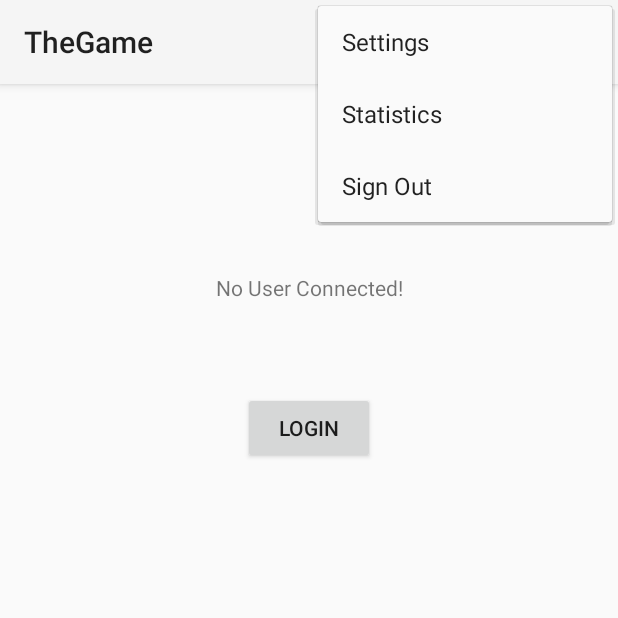
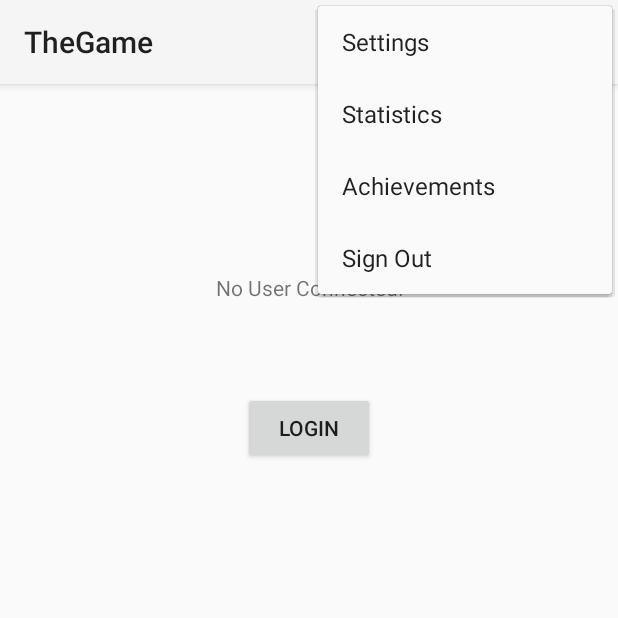
Before and after one commit to rikingurditta/CSC207, an Android app: the screen it shows after launch (MainActivity), with the options menu open, on a phone screen of 412 x 824 dp, the top half of it. Run offline under Robolectric (Android 15) with nearby library versions, the phone set to English and light mode, and no system bars; our stand-ins replace Firebase (no records; nobody signed in at launch, a user with empty details on screens opened directly).

Commit message:
Added Achievements menu button

```diff
--- a/phase1/thegame/app/src/main/java/com/group0565/menuUI/main/MainActivity.java
+++ b/phase1/thegame/app/src/main/java/com/group0565/menuUI/main/MainActivity.java
@@ -32,9 +32,7 @@ import com.group0565.menuUI.statistics.StatisticsActivity;
  */
 public class MainActivity extends AppCompatActivity implements MainView {
 
-  /**
-   * The MainPresenter reference
-   */
+  /** The MainPresenter reference */
   MainPresenter mainPresenter;
 
   /**
@@ -50,9 +48,7 @@ public class MainActivity extends AppCompatActivity implements MainView {
             LocaleManager.updateResources(base, mainPresenter.getDisplayLanguage()));
   }
 
-  /**
-   * Set references to all objects and instantiate presenter
-   */
+  /** Set references to all objects and instantiate presenter */
   @Override
   protected void onCreate(Bundle savedInstanceState) {
     setActivityTheme();
@@ -60,18 +56,14 @@ public class MainActivity extends AppCompatActivity implements MainView {
     setContentView(R.layout.activity_main);
   }
 
-  /**
-   * Destroy all references in this object
-   */
+  /** Destroy all references in this object */
   @Override
   protected void onDestroy() {
     super.onDestroy();
     mainPresenter.onDestroy();
   }
 
-  /**
-   * On activity restart, recreate the activity to check for preference changes
-   */
+  /** On activity restart, recreate the activity to check for preference changes */
   @Override
   public void onRestart() {
     super.onRestart();
@@ -108,16 +100,12 @@ public class MainActivity extends AppCompatActivity implements MainView {
     return this;
   }
 
-  /**
-   * Sets the activity's theme by querying the
-   */
+  /** Sets the activity's theme by querying the */
   public void setActivityTheme() {
     setTheme(mainPresenter.getAppTheme());
   }
 
-  /**
-   * Show the "no user connected" screen
-   */
+  /** Show the "no user connected" screen */
   @Override
   public void showNoUserScreen() {
     invalidateOptionsMenu();
@@ -129,9 +117,7 @@ public class MainActivity extends AppCompatActivity implements MainView {
     signIn.setOnClickListener(lg);
   }
 
-  /**
-   * Show the normal Main screen
-   */
+  /** Show the normal Main screen */
   @Override
   public void showNormalScreen() {
     invalidateOptionsMenu();
@@ -139,39 +125,38 @@ public class MainActivity extends AppCompatActivity implements MainView {
     setContentView(R.layout.activity_main);
   }
 
-  /**
-   * Redirect to game 1 activity
-   */
+  /** Redirect to game 1 activity */
   @Override
   public void goToGame1() {
     Intent intent = new Intent(this, TsuActivity.class);
     startActivity(intent);
   }
 
-  /**
-   * Redirect to game 2 activity
-   */
+  /** Redirect to game 2 activity */
   @Override
   public void goToGame2() {
     Intent intent = new Intent(this, BomberMainActivity.class);
     startActivity(intent);
   }
 
-  /**
-   * Redirect to game 3 activity
-   */
+  /** Redirect to game 3 activity */
   @Override
   public void goToGame3() {
     Intent intent = new Intent(this, RacerMainActivity.class);
     startActivity(intent);
   }
 
-  /**
-   * Redirect to settings activity
-   */
+  /** Redirect to settings activity */
   @Override
   public void goToSettings() {
     Intent intent = new Intent(MainActivity.this, SettingsActivity.class);
+    startActivity(intent);
+  }
+
+  /** Redirect to statistics activity */
+  @Override
+  public void goToStatistics() {
+    Intent intent = new Intent(MainActivity.this, StatisticsActivity.class);
     startActivity(intent);
   }
 
@@ -179,9 +164,9 @@ public class MainActivity extends AppCompatActivity implements MainView {
    * Redirect to statistics activity
    */
   @Override
-  public void goToStatistics() {
-    Intent intent = new Intent(MainActivity.this, StatisticsActivity.class);
-    startActivity(intent);
+  public void goToAchievements() {
+//    Intent intent = new Intent(MainActivity.this, StatisticsActivity.class);
+//    startActivity(intent);
   }
 
   /**
--- a/phase1/thegame/app/src/main/java/com/group0565/menuUI/main/MainMVP.java
+++ b/phase1/thegame/app/src/main/java/com/group0565/menuUI/main/MainMVP.java
@@ -8,9 +8,7 @@ import com.group0565.menuUI.main.enums.MenuOptionID;
  * An interface for the Main module MVP
  */
 public interface MainMVP {
-  /**
-   * An interface for the Main presenter
-   */
+    /** An interface for the Main presenter */
   interface MainPresenter extends BaseMVP.BasePresenter {
     /**
      * Choose which game to go to
@@ -19,9 +17,7 @@ public interface MainMVP {
      */
     void selectGame(GameID id);
 
-    /**
-     * Sign out the current user
-     */
+        /** Sign out the current user */
     void signOut();
 
     /**
@@ -38,11 +34,9 @@ public interface MainMVP {
      * @return True if action was handled and false otherwise
      */
     boolean handleMenuClick(MenuOptionID id);
-  }
+    }
 
-  /**
-   * An interface for the Main view
-   */
+    /** An interface for the Main view */
   interface MainView extends BaseMVP.BaseView {
     /** Show the "no user connected" screen */
     void showNoUserScreen();
@@ -64,5 +58,10 @@ public interface MainMVP {
 
     /** Redirect to statistics activity */
     void goToStatistics();
+
+        /**
+         * Redirect to achievements activity
+         */
+        void goToAchievements();
   }
 }
--- a/phase1/thegame/app/src/main/java/com/group0565/menuUI/main/MainPresenterImp.java
+++ b/phase1/thegame/app/src/main/java/com/group0565/menuUI/main/MainPresenterImp.java
@@ -1,5 +1,6 @@
 package com.group0565.menuUI.main;
 
+import com.group0565.menuUI.main.menuCommands.AchievementsMenuCommand;
 import com.group0565.preferences.PreferencesInjector;
 import com.group0565.menuUI.main.enums.GameID;
 import com.group0565.menuUI.main.enums.MenuOptionID;
@@ -25,34 +26,22 @@ import com.group0565.theme.ThemeManager;
  */
 public class MainPresenterImp implements MainPresenter {
 
-  /**
-   * Reference to the attached view
-   */
+  /** Reference to the attached view */
   private MainView mainView;
 
-  /**
-   * Reference to the Navigation Director for game selection
-   */
+  /** Reference to the Navigation Director for game selection */
   private NavigationDirector navDir;
 
-  /**
-   * Reference to the MenuDirector for menu options
-   */
+  /** Reference to the MenuDirector for menu options */
   private MenuDirector menuDir;
 
-  /**
-   * Reference to the UserService
-   */
+  /** Reference to the UserService */
   private IUsersInteractor mUserInteractor;
 
-  /**
-   * Reference to the ErrorHandler
-   */
+  /** Reference to the ErrorHandler */
   private IErrorHandler<Exception> mErrorHandler;
 
-  /**
-   * Reference to the connected user object
-   */
+  /** Reference to the connected user object */
   private IUser mUser;
 
   /**
@@ -73,6 +62,7 @@ public class MainPresenterImp implements MainPresenter {
     menuDir.register(MenuOptionID.SETTINGS, new SettingsMenuCommand(mainView));
     menuDir.register(MenuOptionID.STATISTICS, new StatisticsMenuCommand(mainView));
     menuDir.register(MenuOptionID.SIGN_OUT, new SignOutMenuCommand(this));
+    menuDir.register(MenuOptionID.ACHIEVEMENTS, new AchievementsMenuCommand(mainView));
 
     this.mUserInteractor = IUsersInteractor.getInstance();
     this.mErrorHandler = ExceptionErrorHandler.getInstance();
@@ -105,9 +95,7 @@ public class MainPresenterImp implements MainPresenter {
     }
   }
 
-  /**
-   * Sign out the current user
-   */
+  /** Sign out the current user */
   @Override
   public void signOut() {
     try {
@@ -151,9 +139,7 @@ public class MainPresenterImp implements MainPresenter {
     }
   }
 
-  /**
-   * Destroy all references in this object
-   */
+  /** Destroy all references in this object */
   @Override
   public void onDestroy() {
     this.mainView = null;
--- a/phase1/thegame/app/src/main/java/com/group0565/menuUI/main/enums/MenuOptionID.java
+++ b/phase1/thegame/app/src/main/java/com/group0565/menuUI/main/enums/MenuOptionID.java
@@ -11,7 +11,8 @@ import java.util.Map;
 public enum MenuOptionID {
     SETTINGS(R.id.action_settings),
     STATISTICS(R.id.action_statistics),
-    SIGN_OUT(R.id.sign_out);
+    SIGN_OUT(R.id.sign_out),
+    ACHIEVEMENTS(R.id.action_achievements);
 
     private static Map map = new HashMap<>();
 
--- /dev/null
+++ b/phase1/thegame/app/src/main/java/com/group0565/menuUI/main/menuCommands/AchievementsMenuCommand.java
@@ -0,0 +1,27 @@
+package com.group0565.menuUI.main.menuCommands;
+
+import com.group0565.menuUI.main.MainMVP;
+
+public class AchievementsMenuCommand implements MenuCommand {
+    /**
+     * A reference for the view that will switch activities
+     */
+    private MainMVP.MainView mainView;
+
+    /**
+     * Initiates a new Game1Command with the view
+     *
+     * @param mainView The view that will move games
+     */
+    public AchievementsMenuCommand(MainMVP.MainView mainView) {
+        this.mainView = mainView;
+    }
+
+    /**
+     * Execute the command and move to Game 1
+     */
+    @Override
+    public void execute() {
+        mainView.goToAchievements();
+    }
+}
--- a/phase1/thegame/app/src/main/res/menu/settings_menu.xml
+++ b/phase1/thegame/app/src/main/res/menu/settings_menu.xml
@@ -7,6 +7,9 @@
         android:id="@+id/action_statistics"
         android:title="@string/action_statistics" />
     <item
+        android:id="@+id/action_achievements"
+        android:title="@string/action_achievements" />
+    <item
         android:id="@+id/sign_out"
         android:title="@string/sign_out_btn" />
 </menu>
--- a/phase1/thegame/app/src/main/res/values/strings.xml
+++ b/phase1/thegame/app/src/main/res/values/strings.xml
@@ -13,4 +13,5 @@
     <string name="theme_pref">Theme</string>
     <string name="vol_pref">Volume</string>
     <string name="action_statistics">Statistics</string>
+    <string name="action_achievements">Achievements</string>
 </resources>
```
Also changed, not shown: 1 other file.
